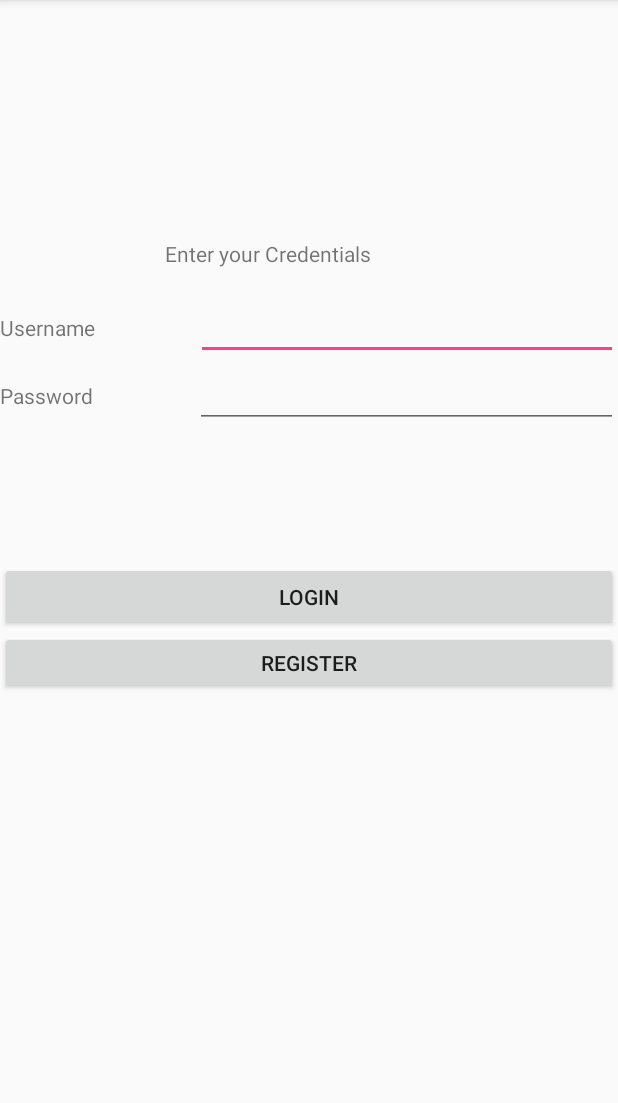
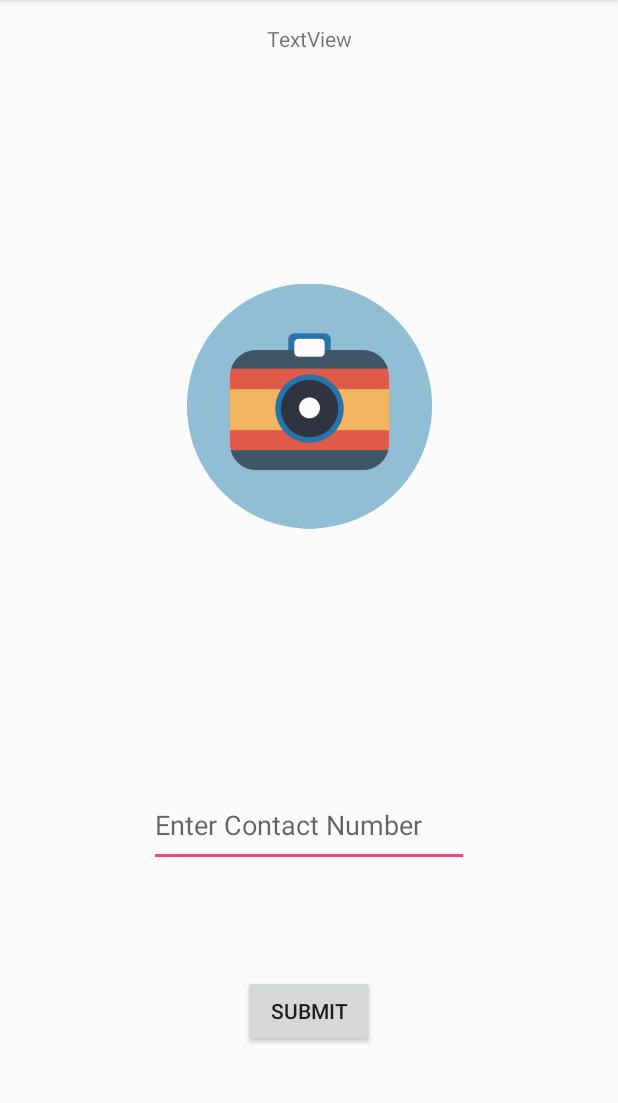
Before and after one commit to AnandPatelGit/COMP313_002_Team05_LIMS_Project, an Android app: the screen it shows after launch (LoginActivity), on a phone screen of 412 x 824 dp, the part 84-1187 px from its top. Run offline under Robolectric (Android 15) with nearby library versions, the phone set to English and light mode, and no system bars; our stand-ins replace Firebase (no records; nobody signed in at launch, a user with empty details on screens opened directly).

Commit message:
Profile page
Profile page created for all users to upload image and add contact number

```diff
--- a/app/src/main/AndroidManifest.xml
+++ b/app/src/main/AndroidManifest.xml
@@ -19,7 +19,8 @@
         <activity android:name=".RegisterActivity" />
         <activity android:name=".StudentActivity" />
         <activity android:name=".InstructorActivity" />
-        <activity android:name=".AdminActivity"></activity>
+        <activity android:name=".AdminActivity" />
+        <activity android:name=".ProfileActivity"/>
     </application>
 
 </manifest>
--- a/app/src/main/java/com/example/anandpatelak/lims_project/LoginActivity.java
+++ b/app/src/main/java/com/example/anandpatelak/lims_project/LoginActivity.java
@@ -20,7 +20,7 @@ import com.google.android.gms.tasks.Task;
 import com.google.firebase.auth.AuthResult;
 import com.google.firebase.auth.FirebaseAuth;
 
-public class LoginActivity extends AppCompatActivity implements View.OnClickListener {
+public class LoginActivity extends AppCompatActivity{
 
     //firebase auth object
     private FirebaseAuth firebaseAuth;
@@ -36,7 +36,7 @@ public class LoginActivity extends AppCompatActivity implements View.OnClickList
     @Override
     protected void onCreate(Bundle savedInstanceState) {
         super.onCreate(savedInstanceState);
-        setContentView(R.layout.activity_login);
+        setContentView(R.layout.activity_profile);
 
         //getting firebase auth object
         firebaseAuth = FirebaseAuth.getInstance();
@@ -61,11 +61,12 @@ public class LoginActivity extends AppCompatActivity implements View.OnClickList
 
         progressDialog = new ProgressDialog(this);
 
-        btnLogin.setOnClickListener(this);
-        btnRegister.setOnClickListener(this);
-
     }
-    private void userLogin(){
+    public void register(View view){
+        Intent intent = new Intent(this, RegisterActivity.class);
+        startActivity(intent);
+    }
+    public void userLogin(View view){
         String email = inputUsername.getText().toString().trim();
         String pass = inputPassword.getText().toString().trim();
 
@@ -108,16 +109,4 @@ public class LoginActivity extends AppCompatActivity implements View.OnClickList
                     }
                 });
     }
-
-    @Override
-    public void onClick(View view) {
-        if(view == btnLogin){
-            userLogin();
-        }
-
-        if(view == btnRegister){
-            finish();
-            startActivity(new Intent(this, RegisterActivity.class));
-        }
-    }
 }
--- a/app/src/main/res/layout/activity_login.xml
+++ b/app/src/main/res/layout/activity_login.xml
@@ -95,6 +95,7 @@
                 android:layout_width="wrap_content"
                 android:layout_height="wrap_content"
                 android:layout_weight="1"
+                android:onClick="userLogin"
                 android:text="@string/label_login_button" />
         </LinearLayout>
 
@@ -108,6 +109,7 @@
                 android:layout_width="wrap_content"
                 android:layout_height="wrap_content"
                 android:layout_weight="1"
+                android:onClick="register"
                 android:text="@string/label_login_register_button" />
         </LinearLayout>
     </LinearLayout>
--- /dev/null
+++ b/app/src/main/res/layout/activity_profile.xml
@@ -0,0 +1,56 @@
+<?xml version="1.0" encoding="utf-8"?>
+<android.support.constraint.ConstraintLayout xmlns:android="http://schemas.android.com/apk/res/android"
+    xmlns:app="http://schemas.android.com/apk/res-auto"
+    xmlns:tools="http://schemas.android.com/tools"
+    android:layout_width="match_parent"
+    android:layout_height="match_parent"
+    tools:context="com.example.anandpatelak.lims_project.ProfileActivity">
+
+    <ImageView
+        android:id="@+id/imageView1"
+        android:layout_width="163dp"
+        android:layout_height="0dp"
+        android:layout_marginBottom="51dp"
+        app:layout_constraintBottom_toTopOf="@+id/etContactNumber"
+        app:layout_constraintEnd_toEndOf="parent"
+        app:layout_constraintStart_toStartOf="parent"
+        app:layout_constraintTop_toBottomOf="@+id/imgTxtView"
+        app:srcCompat="@drawable/camera" />
+
+    <TextView
+        android:id="@+id/imgTxtView"
+        android:layout_width="wrap_content"
+        android:layout_height="27dp"
+        android:layout_marginBottom="27dp"
+        android:layout_marginTop="16dp"
+        android:text="TextView"
+        app:layout_constraintBottom_toTopOf="@+id/imageView1"
+        app:layout_constraintEnd_toEndOf="parent"
+        app:layout_constraintStart_toStartOf="parent"
+        app:layout_constraintTop_toTopOf="parent"
+        tools:text="@string/imageUploadNote" />
+
+    <EditText
+        android:id="@+id/etContactNumber"
+        android:layout_width="wrap_content"
+        android:layout_height="56dp"
+        android:layout_marginBottom="72dp"
+        android:ems="10"
+        android:hint="@string/contactNumber"
+        android:inputType="phone"
+        app:layout_constraintBottom_toTopOf="@+id/submitButton"
+        app:layout_constraintEnd_toEndOf="parent"
+        app:layout_constraintStart_toStartOf="parent"
+        app:layout_constraintTop_toBottomOf="@+id/imageView1" />
+
+    <Button
+        android:id="@+id/submitButton"
+        android:layout_width="wrap_content"
+        android:layout_height="wrap_content"
+        android:layout_marginBottom="70dp"
+        android:text="@string/submit"
+        app:layout_constraintBottom_toBottomOf="parent"
+        app:layout_constraintEnd_toEndOf="parent"
+        app:layout_constraintStart_toStartOf="parent"
+        app:layout_constraintTop_toBottomOf="@+id/etContactNumber" />
+</android.support.constraint.ConstraintLayout>
--- a/app/src/main/res/values/strings.xml
+++ b/app/src/main/res/values/strings.xml
@@ -13,9 +13,12 @@
     <string name="label_register_button">Register</string>
     <string name="label_student_header">Welcome Student</string>
     <string name="label_student_folders">Available Folders for Submission</string>
+    <string name="submit">Submit</string>
+    <string name="contactNumber">Enter Contact Number</string>
     <array name="Users">
         <item>Admin</item>
         <item>Student</item>
         <item>Instructor</item>
     </array>
+    <string name="imageUploadNote">Click the camera to upload image</string>
 </resources>
```
Also changed, not shown: app/src/main/java/com/example/anandpatelak/lims_project/ProfileActivity.java (added, +75 -0 lines), app/src/main/res/drawable/camera.png (added).
